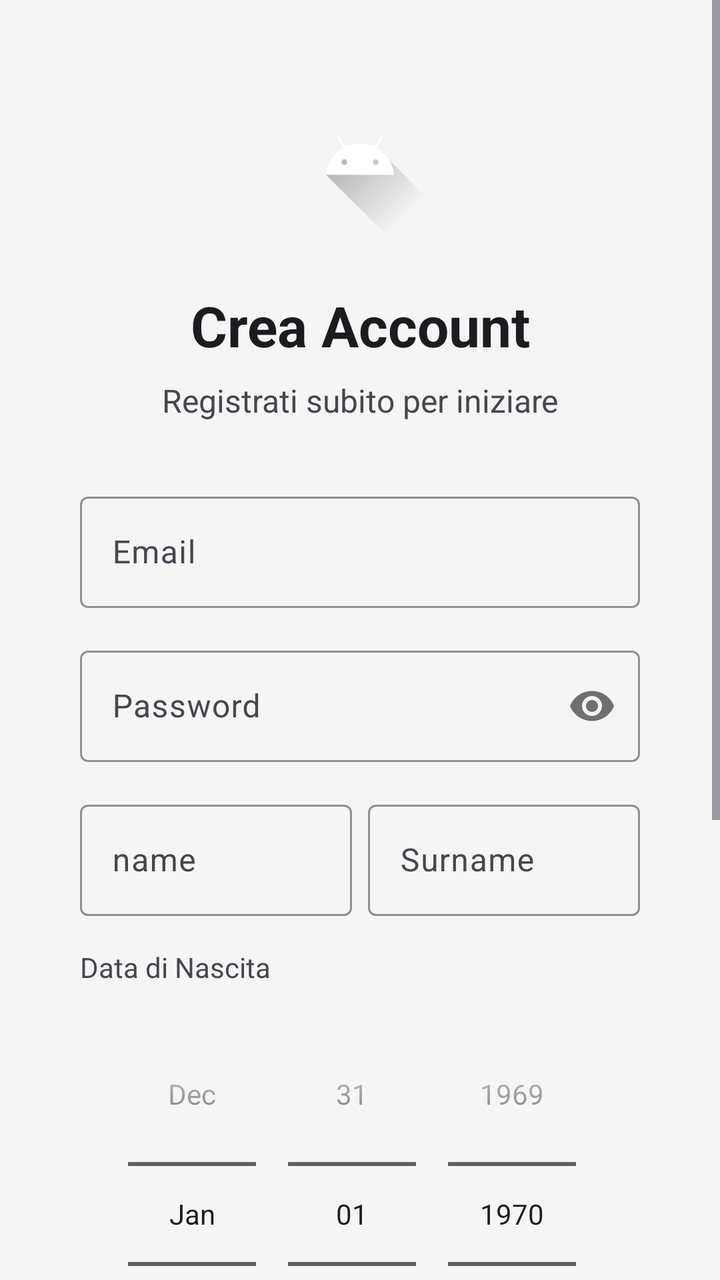
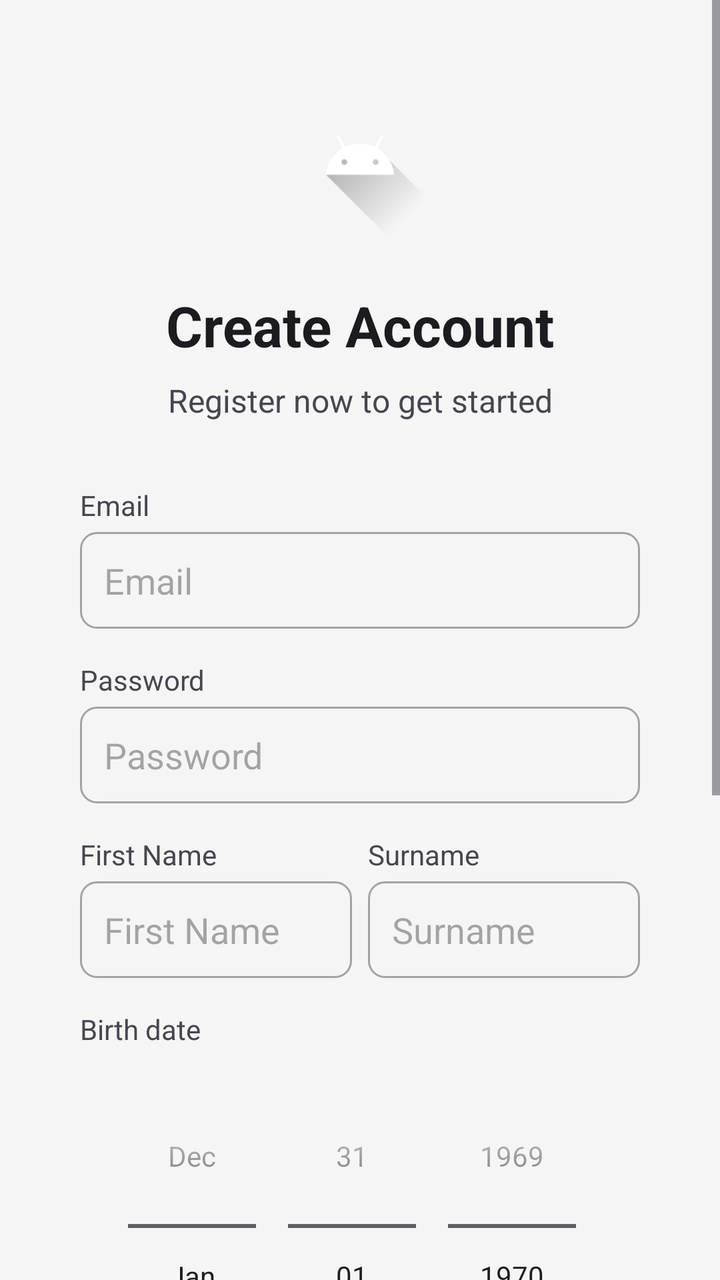

Before-and-after screenshots of an Android layout around one commit, followed by the original layout XML and the change that was made.
<!-- AndroidManifest.xml: application theme Theme.MiCasaEsTuCasa -->
<!-- res/layout/signup.xml -->
<?xml version="1.0" encoding="utf-8"?>
<ScrollView
    xmlns:android="http://schemas.android.com/apk/res/android"
    xmlns:app="http://schemas.android.com/apk/res-auto"
    xmlns:tools="http://schemas.android.com/tools"
    android:layout_width="match_parent"
    android:layout_height="match_parent"
    android:background="?android:attr/colorBackground"
    tools:context=".ui.utente.RegistrationActivity">

    <RelativeLayout
        android:layout_width="match_parent"
        android:layout_height="wrap_content"
        android:padding="16dp">

        <LinearLayout
            android:layout_width="match_parent"
            android:layout_height="wrap_content"
            android:orientation="vertical"
            android:padding="24dp">

            
            <ImageView
                android:layout_width="80dp"
                android:layout_height="80dp"
                android:layout_gravity="center"
                android:layout_marginBottom="24dp"
                android:src="@drawable/ic_launcher_foreground"
                android:contentDescription="@string/app_name"/>

            <TextView
                android:layout_width="match_parent"
                android:layout_height="wrap_content"
                android:text="@string/crea_account"
                android:textSize="28sp"
                android:textStyle="bold"
                android:textColor="?android:attr/textColorPrimary"
                android:gravity="center"
                android:layout_marginBottom="8dp"/>

            <TextView
                android:layout_width="match_parent"
                android:layout_height="wrap_content"
                android:text="@string/registrati_subito"
                android:textSize="16sp"
                android:textColor="?android:attr/textColorSecondary"
                android:gravity="center"
                android:layout_marginBottom="32dp"/>

            
            <com.google.android.material.textfield.TextInputLayout
                android:id="@+id/emailLayout"
                android:layout_width="match_parent"
                android:layout_height="wrap_content"
                android:layout_marginBottom="16dp"
                app:boxBackgroundMode="outline"
                app:boxStrokeColor="@color/primary"
                app:hintEnabled="true"
                app:placeholderText="@string/email"
                app:placeholderTextColor="?android:attr/textColorHint">

                <com.google.android.material.textfield.TextInputEditText
                    android:id="@+id/emailEditText"
                    android:layout_width="match_parent"
                    android:layout_height="wrap_content"
                    android:hint="@string/email"
                    android:inputType="textEmailAddress"
                    android:maxLines="1"
                    android:textColor="?android:attr/textColorPrimary"
                    android:textColorHint="?android:attr/textColorHint"/>
            </com.google.android.material.textfield.TextInputLayout>

            
            <com.google.android.material.textfield.TextInputLayout
                android:id="@+id/passwordLayout"
                android:layout_width="match_parent"
                android:layout_height="wrap_content"
                android:layout_marginBottom="16dp"
                app:boxBackgroundMode="outline"
                app:boxStrokeColor="@color/primary"
                app:hintEnabled="true"
                app:passwordToggleEnabled="true"
                app:placeholderText="@string/password"
                app:placeholderTextColor="?android:attr/textColorHint">

                <com.google.android.material.textfield.TextInputEditText
                    android:id="@+id/passwordEditText"
                    android:layout_width="match_parent"
                    android:layout_height="wrap_content"
                    android:hint="@string/password"
                    android:inputType="textPassword"
                    android:maxLines="1"
                    android:textColor="?android:attr/textColorPrimary"
                    android:textColorHint="?android:attr/textColorHint"/>
            </com.google.android.material.textfield.TextInputLayout>

            
            <LinearLayout
                android:layout_width="match_parent"
                android:layout_height="wrap_content"
                android:orientation="horizontal"
                android:layout_marginBottom="16dp">

                <com.google.android.material.textfield.TextInputLayout
                    android:id="@+id/nomeLayout"
                    android:layout_width="0dp"
                    android:layout_height="wrap_content"
                    android:layout_weight="1"
                    android:layout_marginEnd="8dp"
                    app:boxBackgroundMode="outline"
                    app:boxStrokeColor="@color/primary"
                    app:hintEnabled="true"
                    app:placeholderText="@string/nome"
                    app:placeholderTextColor="?android:attr/textColorHint">

                    <com.google.android.material.textfield.TextInputEditText
                        android:id="@+id/nomeEditText"
                        android:layout_width="match_parent"
                        android:layout_height="wrap_content"
                        android:hint="@string/nome"
                        android:inputType="textPersonName"
                        android:maxLines="1"
                        android:textColor="?android:attr/textColorPrimary"
                        android:textColorHint="?android:attr/textColorHint"/>
                </com.google.android.material.textfield.TextInputLayout>

                <com.google.android.material.textfield.TextInputLayout
                    android:id="@+id/cognomeLayout"
                    android:layout_width="0dp"
                    android:layout_height="wrap_content"
                    android:layout_weight="1"
                    app:boxBackgroundMode="outline"
                    app:boxStrokeColor="@color/primary"
                    app:hintEnabled="true"
                    app:placeholderText="@string/cognome"
                    app:placeholderTextColor="?android:attr/textColorHint">

                    <com.google.android.material.textfield.TextInputEditText
                        android:id="@+id/cognomeEditText"
                        android:layout_width="match_parent"
                        android:layout_height="wrap_content"
                        android:hint="@string/cognome"
                        android:inputType="textPersonName"
                        android:maxLines="1"
                        android:textColor="?android:attr/textColorPrimary"
                        android:textColorHint="?android:attr/textColorHint"/>
                </com.google.android.material.textfield.TextInputLayout>
            </LinearLayout>

            
            <TextView
                android:layout_width="match_parent"
                android:layout_height="wrap_content"
                android:text="@string/data_nascita"
                android:textSize="14sp"
                android:textColor="?android:attr/textColorSecondary"
                android:layout_marginBottom="8dp"/>

            <DatePicker
                android:id="@+id/dataNascita"
                android:layout_width="match_parent"
                android:layout_height="wrap_content"
                android:layout_marginBottom="16dp"
                android:datePickerMode="spinner"
                android:calendarViewShown="false"
                android:background="@color/backgroundColor"
                android:textColor="?android:attr/textColorPrimary"/>

            
            <LinearLayout
                android:layout_width="match_parent"
                android:layout_height="wrap_content"
                android:orientation="horizontal"
                android:gravity="center_vertical"
                android:layout_marginBottom="24dp"
                android:background="@drawable/spinner_background"
                android:padding="8dp">

                <TextView
                    android:id="@+id/selection"
                    android:layout_width="0dp"
                    android:layout_height="wrap_content"
                    android:layout_weight="1"
                    android:text="@string/seleziona_tipo"
                    android:textSize="16sp"
                    android:textColor="?android:attr/textColorPrimary"
                    android:padding="12dp"/>

                <Spinner
                    android:id="@+id/spinnerUserType"
                    android:layout_width="wrap_content"
                    android:layout_height="wrap_content"
                    android:background="@null"
                    android:popupBackground="?android:attr/colorBackground"/>
            </LinearLayout>

            
            <ProgressBar
                android:id="@+id/progressBar"
                android:layout_width="40dp"
                android:layout_height="40dp"
                android:layout_gravity="center"
                android:visibility="gone"
                android:indeterminateTint="@color/primary"/>

            
            <Button
                android:id="@+id/btnSignUp"
                android:layout_width="match_parent"
                android:layout_height="56dp"
                android:backgroundTint="@color/primary"
                android:text="@string/sign_up"
                android:textSize="16sp"
                android:textColor="@android:color/white"
                android:textAllCaps="false"
                android:padding="16dp"
                android:layout_marginTop="24dp"
                android:layout_marginBottom="16dp"
                app:cornerRadius="28dp"/>

            
            <LinearLayout
                android:layout_width="match_parent"
                android:layout_height="wrap_content"
                android:orientation="horizontal"
                android:gravity="center">

                <TextView
                    android:layout_width="wrap_content"
                    android:layout_height="wrap_content"
                    android:text="@string/hai_gia_account"
                    android:textColor="?android:attr/textColorSecondary"/>

                <Space
                    android:layout_width="0dp"
                    android:layout_height="wrap_content"
                    android:layout_weight="1"
                    />

                <Button
                    android:id="@+id/btnLogin"
                    android:layout_width="wrap_content"
                    android:layout_height="wrap_content"
                    android:background="@null"
                    android:text="@string/accedi"
                    android:textColor="?android:attr/textColorPrimary"
                    android:textSize="14sp"
                    android:textAllCaps="false"
                    android:padding="8dp"/>
            </LinearLayout>

        </LinearLayout>
    </RelativeLayout>
</ScrollView>
<!-- resources referenced by this layout -->
<resources>
  <color name="backgroundColor">#F5F5F5</color>
  <color name="primary">#2196F3</color>
  <!-- drawable spinner_background (drawable) -->
  <?xml version="1.0" encoding="utf-8"?>
  <shape xmlns:android="http://schemas.android.com/apk/res/android">
      <solid android:color="?android:attr/colorBackground" />
      <corners android:radius="8dp" />
      <stroke
          android:width="1dp"
          android:color="?android:attr/textColorSecondary" />
  </shape>
  <string name="accedi">Accedi</string>
  <string name="app_name">Mi Casa es tu Casa</string>
  <string name="cognome">Surname</string>
  <string name="crea_account">Crea Account</string>
  <string name="data_nascita">Data di Nascita</string>
  <string name="email">Email</string>
  <string name="hai_gia_account">Hai già un account?</string>
  <string name="nome">name</string>
  <string name="password">Password</string>
  <string name="registrati_subito">Registrati subito per iniziare</string>
  <string name="seleziona_tipo">Seleziona il tipo di utente</string>
  <string name="sign_up">Sign up!</string>
  <style name="Theme.MiCasaEsTuCasa" parent="Base.Theme.MiCasaEsTuCasa" />
  <style name="Base.Theme.MiCasaEsTuCasa" parent="Theme.Material3.DayNight.NoActionBar">
          
          <item name="colorPrimary">@color/primary</item>
          <item name="colorPrimaryVariant">@color/primary_dark</item>
          <item name="colorOnPrimary">@color/white</item>
  
          
          <item name="colorSecondary">@color/secondary</item>
          <item name="colorSecondaryVariant">@color/secondary_dark</item>
          <item name="colorOnSecondary">@color/black</item>
  
          
          <item name="android:colorBackground">@color/backgroundColor</item>
          <item name="colorSurface">@color/white</item>
          <item name="colorError">@color/red</item>
  
          
          <item name="android:statusBarColor">@color/primary_dark</item>
          <item name="android:navigationBarColor">@color/primary_dark</item>
      </style>
  <color name="primary_dark">#1976D2</color>
  <color name="white">#FFFFFF</color>
  <color name="secondary">#4CAF50</color>
  <color name="secondary_dark">#388E3C</color>
  <color name="black">#000000</color>
  <color name="red">#F44336</color>
  <!-- unchanged entries left out for length: 1 -->
</resources>

<!-- the commit's change to res/layout/signup.xml (unified diff, before → after) -->
@@ -1,7 +1,6 @@
 <?xml version="1.0" encoding="utf-8"?>
 <ScrollView
     xmlns:android="http://schemas.android.com/apk/res/android"
-    xmlns:app="http://schemas.android.com/apk/res-auto"
     xmlns:tools="http://schemas.android.com/tools"
     android:layout_width="match_parent"
     android:layout_height="match_parent"
@@ -48,51 +47,48 @@
                 android:layout_marginBottom="32dp"/>
 
             
-            <com.google.android.material.textfield.TextInputLayout
-                android:id="@+id/emailLayout"
-                android:layout_width="match_parent"
-                android:layout_height="wrap_content"
+            <TextView
+                android:layout_width="match_parent"
+                android:layout_height="wrap_content"
+                android:text="@string/email"
+                android:textSize="14sp"
+                android:textColor="?android:attr/textColorSecondary"
+                android:layout_marginBottom="4dp"/>
+
+            <EditText
+                android:id="@+id/emailEditText"
+                android:layout_width="match_parent"
+                android:layout_height="wrap_content"
+                android:hint="@string/email"
+                android:inputType="textEmailAddress"
+                android:maxLines="1"
+                android:padding="12dp"
                 android:layout_marginBottom="16dp"
-                app:boxBackgroundMode="outline"
-                app:boxStrokeColor="@color/primary"
-                app:hintEnabled="true"
-                app:placeholderText="@string/email"
-                app:placeholderTextColor="?android:attr/textColorHint">
-
-                <com.google.android.material.textfield.TextInputEditText
-                    android:id="@+id/emailEditText"
-                    android:layout_width="match_parent"
-                    android:layout_height="wrap_content"
-                    android:hint="@string/email"
-                    android:inputType="textEmailAddress"
-                    android:maxLines="1"
-                    android:textColor="?android:attr/textColorPrimary"
-                    android:textColorHint="?android:attr/textColorHint"/>
-            </com.google.android.material.textfield.TextInputLayout>
-
-            
-            <com.google.android.material.textfield.TextInputLayout
-                android:id="@+id/passwordLayout"
-                android:layout_width="match_parent"
-                android:layout_height="wrap_content"
+                android:background="@drawable/edittext_background"
+                android:textColor="?android:attr/textColorPrimary"
+                android:textColorHint="?android:attr/textColorHint"/>
+
+            
+            <TextView
+                android:layout_width="match_parent"
+                android:layout_height="wrap_content"
+                android:text="@string/password"
+                android:textSize="14sp"
+                android:textColor="?android:attr/textColorSecondary"
+                android:layout_marginBottom="4dp"/>
+
+            <EditText
+                android:id="@+id/passwordEditText"
+                android:layout_width="match_parent"
+                android:layout_height="wrap_content"
+                android:hint="@string/password"
+                android:inputType="textPassword"
+                android:maxLines="1"
+                android:padding="12dp"
                 android:layout_marginBottom="16dp"
-                app:boxBackgroundMode="outline"
-                app:boxStrokeColor="@color/primary"
-                app:hintEnabled="true"
-                app:passwordToggleEnabled="true"
-                app:placeholderText="@string/password"
-                app:placeholderTextColor="?android:attr/textColorHint">
-
-                <com.google.android.material.textfield.TextInputEditText
-                    android:id="@+id/passwordEditText"
-                    android:layout_width="match_parent"
-                    android:layout_height="wrap_content"
-                    android:hint="@string/password"
-                    android:inputType="textPassword"
-                    android:maxLines="1"
-                    android:textColor="?android:attr/textColorPrimary"
-                    android:textColorHint="?android:attr/textColorHint"/>
-            </com.google.android.material.textfield.TextInputLayout>
+                android:background="@drawable/edittext_background"
+                android:textColor="?android:attr/textColorPrimary"
+                android:textColorHint="?android:attr/textColorHint"/>
 
             
             <LinearLayout
@@ -101,50 +97,60 @@
                 android:orientation="horizontal"
                 android:layout_marginBottom="16dp">
 
-                <com.google.android.material.textfield.TextInputLayout
-                    android:id="@+id/nomeLayout"
+                <LinearLayout
                     android:layout_width="0dp"
                     android:layout_height="wrap_content"
                     android:layout_weight="1"
                     android:layout_marginEnd="8dp"
-                    app:boxBackgroundMode="outline"
-                    app:boxStrokeColor="@color/primary"
-                    app:hintEnabled="true"
-                    app:placeholderText="@string/nome"
-                    app:placeholderTextColor="?android:attr/textColorHint">
-
-                    <com.google.android.material.textfield.TextInputEditText
+                    android:orientation="vertical">
+
+                    <TextView
+                        android:layout_width="match_parent"
+                        android:layout_height="wrap_content"
+                        android:text="@string/nome"
+                        android:textSize="14sp"
+                        android:textColor="?android:attr/textColorSecondary"
+                        android:layout_marginBottom="4dp"/>
+
+                    <EditText
                         android:id="@+id/nomeEditText"
                         android:layout_width="match_parent"
                         android:layout_height="wrap_content"
                         android:hint="@string/nome"
                         android:inputType="textPersonName"
                         android:maxLines="1"
+                        android:padding="12dp"
+                        android:background="@drawable/edittext_background"
                         android:textColor="?android:attr/textColorPrimary"
                         android:textColorHint="?android:attr/textColorHint"/>
-                </com.google.android.material.textfield.TextInputLayout>
-
-                <com.google.android.material.textfield.TextInputLayout
-                    android:id="@+id/cognomeLayout"
-                    android:layout_width="0dp"
-                    android:layout_height="wrap_content"
-                    android:layout_weight="1"
-                    app:boxBackgroundMode="outline"
-                    app:boxStrokeColor="@color/primary"
-                    app:hintEnabled="true"
-                    app:placeholderText="@string/cognome"
-                    app:placeholderTextColor="?android:attr/textColorHint">
-
-                    <com.google.android.material.textfield.TextInputEditText
+                </LinearLayout>
+
+                <LinearLayout
+                    android:layout_width="0dp"
+                    android:layout_height="wrap_content"
+                    android:layout_weight="1"
+                    android:orientation="vertical">
+
+                    <TextView
+                        android:layout_width="match_parent"
+                        android:layout_height="wrap_content"
+                        android:text="@string/cognome"
+                        android:textSize="14sp"
+                        android:textColor="?android:attr/textColorSecondary"
+                        android:layout_marginBottom="4dp"/>
+
+                    <EditText
                         android:id="@+id/cognomeEditText"
                         android:layout_width="match_parent"
                         android:layout_height="wrap_content"
                         android:hint="@string/cognome"
                         android:inputType="textPersonName"
                         android:maxLines="1"
+                        android:padding="12dp"
+                        android:background="@drawable/edittext_background"
                         android:textColor="?android:attr/textColorPrimary"
                         android:textColorHint="?android:attr/textColorHint"/>
-                </com.google.android.material.textfield.TextInputLayout>
+                </LinearLayout>
             </LinearLayout>
 
             
@@ -211,12 +217,11 @@
                 android:backgroundTint="@color/primary"
                 android:text="@string/sign_up"
                 android:textSize="16sp"
-                android:textColor="@android:color/white"
+                android:textColor="?android:attr/colorBackground"
                 android:textAllCaps="false"
                 android:padding="16dp"
                 android:layout_marginTop="24dp"
-                android:layout_marginBottom="16dp"
-                app:cornerRadius="28dp"/>
+                android:layout_marginBottom="16dp"/>
 
             
             <LinearLayout
@@ -225,11 +230,13 @@
                 android:orientation="horizontal"
                 android:gravity="center">
 
+
+                
                 <TextView
                     android:layout_width="wrap_content"
                     android:layout_height="wrap_content"
-                    android:text="@string/hai_gia_account"
-                    android:textColor="?android:attr/textColorSecondary"/>
+                    android:text="@string/have_account"
+                    android:textColor="?android:attr/textColorPrimary"/>
 
                 <Space
                     android:layout_width="0dp"
@@ -243,7 +250,7 @@
                     android:layout_height="wrap_content"
                     android:background="@null"
                     android:text="@string/accedi"
-                    android:textColor="?android:attr/textColorPrimary"
+                    android:textColor="?android:attr/colorBackground"
                     android:textSize="14sp"
                     android:textAllCaps="false"
                     android:padding="8dp"/>
<!-- resource entries referenced after the edit -->
@@ -2,6 +2,15 @@
 <resources>
   <color name="backgroundColor">#F5F5F5</color>
   <color name="primary">#2196F3</color>
+  <!-- drawable edittext_background (drawable) -->
+  <?xml version="1.0" encoding="utf-8"?>
+  <shape xmlns:android="http://schemas.android.com/apk/res/android">
+      <solid android:color="?android:attr/colorBackground"/>
+      <stroke
+          android:width="1dp"
+          android:color="?android:attr/textColorHint"/>
+      <corners android:radius="8dp"/>
+  </shape>
   <!-- drawable spinner_background (drawable) -->
   <?xml version="1.0" encoding="utf-8"?>
   <shape xmlns:android="http://schemas.android.com/apk/res/android">
@@ -11,18 +20,18 @@
           android:width="1dp"
           android:color="?android:attr/textColorSecondary" />
   </shape>
-  <string name="accedi">Accedi</string>
+  <string name="accedi">Sign in</string>
   <string name="app_name">Mi Casa es tu Casa</string>
   <string name="cognome">Surname</string>
-  <string name="crea_account">Crea Account</string>
-  <string name="data_nascita">Data di Nascita</string>
+  <string name="crea_account">Create Account</string>
+  <string name="data_nascita">Birth date</string>
   <string name="email">Email</string>
-  <string name="hai_gia_account">Hai già un account?</string>
-  <string name="nome">name</string>
+  <string name="have_account">Do you already have an account?</string>
+  <string name="nome">First Name</string>
   <string name="password">Password</string>
-  <string name="registrati_subito">Registrati subito per iniziare</string>
-  <string name="seleziona_tipo">Seleziona il tipo di utente</string>
-  <string name="sign_up">Sign up!</string>
+  <string name="registrati_subito">Register now to get started</string>
+  <string name="seleziona_tipo">Select user type</string>
+  <string name="sign_up">Sign up</string>
   <style name="Theme.MiCasaEsTuCasa" parent="Base.Theme.MiCasaEsTuCasa" />
   <style name="Base.Theme.MiCasaEsTuCasa" parent="Theme.Material3.DayNight.NoActionBar">
           
